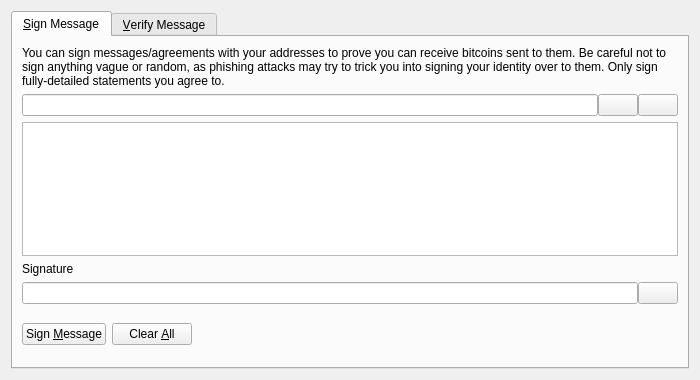
Qt form src/qt/forms/signverifymessagedialog.ui (esrever10/doucoin) before a commit.
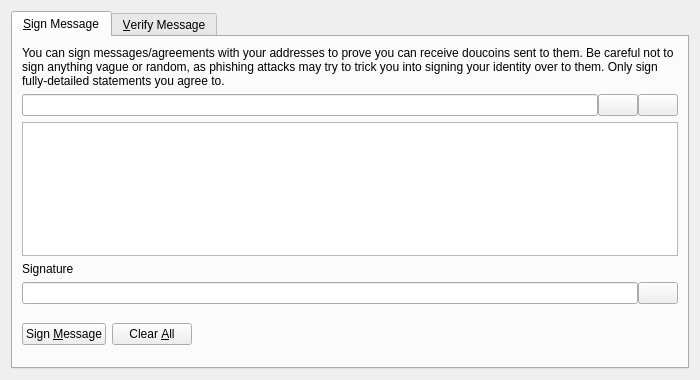
The same form after that commit. Icons and pictures are not drawn. Custom widgets are drawn as their Qt base class.

```diff
--- a/src/qt/forms/signverifymessagedialog.ui
+++ b/src/qt/forms/signverifymessagedialog.ui
@@ -30,7 +30,7 @@
        <item>
         <widget class="QLabel" name="infoLabel_SM">
          <property name="text">
-          <string>You can sign messages/agreements with your addresses to prove you can receive bitcoins sent to them. Be careful not to sign anything vague or random, as phishing attacks may try to trick you into signing your identity over to them. Only sign fully-detailed statements you agree to.</string>
+          <string>You can sign messages/agreements with your addresses to prove you can receive doucoins sent to them. Be careful not to sign anything vague or random, as phishing attacks may try to trick you into signing your identity over to them. Only sign fully-detailed statements you agree to.</string>
          </property>
          <property name="textFormat">
           <enum>Qt::PlainText</enum>
```
Left out of the diff: 26 changed lines with no effect on the pictures.
